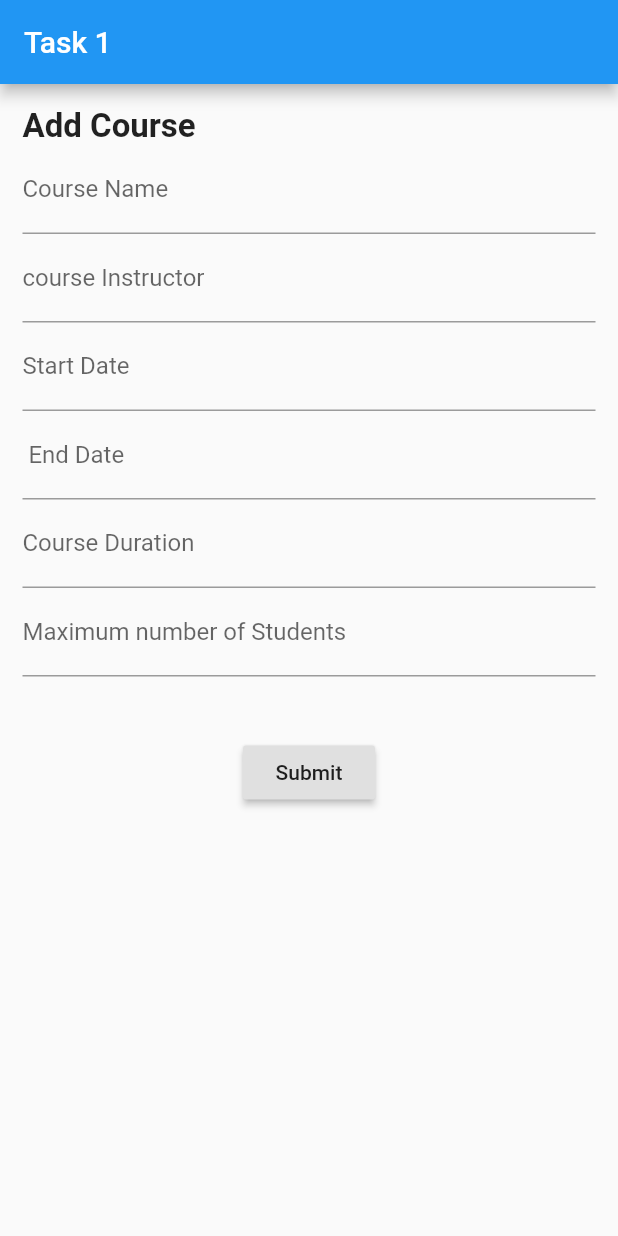
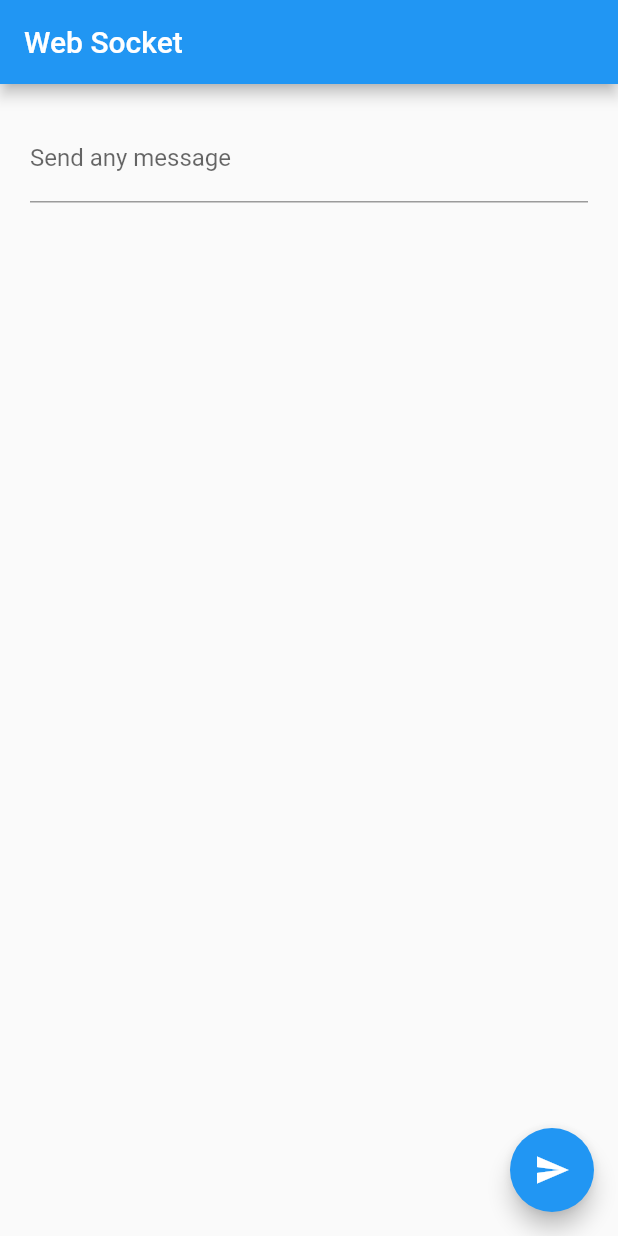
Before and after one commit to z-omar-khaleel/socket_local_notifiy, a Flutter app: the screen it shows after launch, on a phone screen of 412 x 824 dp. Run offline on Flutter 3.47's test engine with Material 2 defaults, Android fonts, the phone set to English and light mode, and no system bars; our stand-ins replace flutter_local_notifications, get; network calls fail.

Commit message:
This is socket and local notification and getx state mangment

```diff
--- a/lib/main.dart
+++ b/lib/main.dart
@@ -1,5 +1,10 @@
 import 'package:flutter/material.dart';
+import 'package:get/get.dart';
 import 'package:intl/intl.dart';
+import 'package:task1_implemention/socket.dart';
+import 'package:web_socket_channel/io.dart';
+
+import 'get.dart';
 
 void main() {
   runApp(MyApp());
@@ -8,10 +13,13 @@ void main() {
 class MyApp extends StatelessWidget {
   @override
   Widget build(BuildContext context) {
-    return MaterialApp(
+    return GetMaterialApp(
+        initialBinding: IntinalBinding(),
         debugShowCheckedModeBanner: false,
-      home: Home(),
-    );
+        home: new MyHomePage(
+          channel: new IOWebSocketChannel.connect(
+              Uri.parse('wss://jawali-api.herokuapp.com')),
+        ));
   }
 }
 
@@ -25,7 +33,25 @@ class Home extends StatelessWidget {
       appBar: AppBar(
         title: Text('Task 1'),
       ),
-        body: Padding(
+      body: OtherClass(),
+    );
+  }
+}
+
+class Universty extends StatelessWidget {
+  Universty({
+    @required this.startController,
+    @required this.endController,
+    @required this.key,
+  });
+
+  final TextEditingController startController;
+  final TextEditingController endController;
+  final GlobalKey<FormState> key;
+
+  @override
+  Widget build(BuildContext context) {
+    return Padding(
       padding: EdgeInsets.all(15),
       child: SingleChildScrollView(
         child: Column(
@@ -129,8 +155,7 @@ class Home extends StatelessWidget {
                                 labelText: 'Course Duration',
                                 hintText: 'Enter Course Duration'),
                             validator: (val) {
-                                  if (val.isEmpty)
-                                    return 'Enter Course Duration';
+                              if (val.isEmpty) return 'Enter Course Duration';
                               return null;
                             },
                             keyboardType: TextInputType.number),
@@ -154,17 +179,41 @@ class Home extends StatelessWidget {
                   // ignore: deprecated_member_use
                   RaisedButton(
                     onPressed: () {
-                          if (_key.currentState.validate()) {}
+                      if (key.currentState.validate()) {}
                     },
                     child: Text('Submit'),
                   )
                 ],
               ),
-                  key: _key,
+              key: key,
             )
           ],
         ),
       ),
-        ));
+    );
   }
 }
+
+class OtherClass extends GetView<Controller> {
+  @override
+  // TODO: implement controller
+
+  @override
+  Widget build(BuildContext context) {
+    controller.change(User('zeco', 'title'), status: RxStatus.error('Error'));
+    return Scaffold(
+      body: controller.obx(
+        (state) => Center(child: Text(state.title)),
+
+        // here you can put your custom loading indicator, but
+        // by default would be Center(child:CircularProgressIndicator())
+        onLoading: CircularProgressIndicator(),
+        onEmpty: Text('No data found'),
+
+        // here also you can set your own error widget, but by
+        // default will be an Center(child:Text(error))
+        onError: (error) => Text(error),
+      ),
+    );
+  }
+}
--- /dev/null
+++ b/lib/socket.dart
@@ -0,0 +1,134 @@
+import 'package:flutter/material.dart';
+import 'package:flutter_local_notifications/flutter_local_notifications.dart';
+import 'package:meta/meta.dart';
+import 'package:web_socket_channel/web_socket_channel.dart';
+import 'package:web_socket_channel/io.dart';
+
+class MyHomePage extends StatefulWidget {
+  final WebSocketChannel channel;
+  MyHomePage({this.channel});
+
+  @override
+  MyHomePageState createState() {
+    return new MyHomePageState();
+  }
+}
+
+class MyHomePageState extends State<MyHomePage> {
+  TextEditingController editingController = new TextEditingController();
+  int len = 0;
+  List data = [];
+  Stream stream;
+  FlutterLocalNotificationsPlugin flutterLocalNotificationsPlugin;
+  Future _showNotification(String title) async {
+    var androidPlatformChannelSpecifics = new AndroidNotificationDetails(
+        'your channel id', 'your channel name', 'your channel description',
+        importance: Importance.max, priority: Priority.high);
+    var iOSPlatformChannelSpecifics = new IOSNotificationDetails();
+    var platformChannelSpecifics = new NotificationDetails(
+        android: androidPlatformChannelSpecifics,
+        iOS: iOSPlatformChannelSpecifics);
+    await flutterLocalNotificationsPlugin.show(
+      0,
+      'New Notification',
+      '$title',
+      platformChannelSpecifics,
+      payload: 'This is notification detail Text...',
+    );
+  }
+
+  Future onSelectNotification(String payload) async {
+    //لما يضغط عليها
+    showDialog(
+      context: context,
+      builder: (_) {
+        return new AlertDialog(
+          title: Text("Your Notification Detail"),
+          content: Text("Payload : $payload"),
+        );
+      },
+    );
+  }
+
+  @override
+  void initState() {
+    // TODO: implement initState
+    super.initState();
+    var initializationSettingsAndroid =
+        new AndroidInitializationSettings('app_icon');
+    var initializationSettingsIOS = new IOSInitializationSettings();
+    var initializationSettings = new InitializationSettings(
+        android: initializationSettingsAndroid, iOS: initializationSettingsIOS);
+    flutterLocalNotificationsPlugin = new FlutterLocalNotificationsPlugin();
+    flutterLocalNotificationsPlugin.initialize(initializationSettings,
+        onSelectNotification: onSelectNotification);
+
+    stream = widget.channel.stream.asBroadcastStream();
+    stream.listen((event) {
+      print(event);
+    });
+  }
+
+  @override
+  Widget build(BuildContext context) {
+    return new Scaffold(
+      appBar: new AppBar(
+        title: new Text("Web Socket"),
+      ),
+      body: new Padding(
+        padding: const EdgeInsets.all(20.0),
+        child: new Column(
+          crossAxisAlignment: CrossAxisAlignment.start,
+          children: <Widget>[
+            new Form(
+              child: new TextFormField(
+                decoration: new InputDecoration(labelText: "Send any message"),
+                controller: editingController,
+              ),
+            ),
+            Expanded(
+              child: new StreamBuilder(
+                stream: stream,
+                builder: (context, snapshot) {
+                  if (snapshot.connectionState == ConnectionState.waiting) {
+                    return Center(
+                      child: CircularProgressIndicator(),
+                    );
+                  }
+                  if (snapshot.hasData) {
+                    data.add(snapshot.data);
+                    data = data.reversed.toList();
+                  }
+                  return ListView.builder(
+                    itemBuilder: (c, i) => Text(data[i]),
+                    itemCount: data.length,
+                  );
+                },
+              ),
+            ),
+          ],
+        ),
+      ),
+      floatingActionButton: new FloatingActionButton(
+        child: new Icon(Icons.send),
+        onPressed: _sendMyMessage,
+      ),
+    );
+  }
+
+  void _sendMyMessage() {
+    if (editingController.text.isNotEmpty) {
+      widget.channel.sink.add(editingController.text);
+      stream.listen((event) {
+        _showNotification(event.toString());
+      });
+    }
+  }
+
+  @override
+  void dispose() {
+    widget.channel.sink.close();
+
+    super.dispose();
+  }
+}
--- a/pubspec.yaml
+++ b/pubspec.yaml
@@ -27,8 +27,12 @@ dependencies:
 
   # The following adds the Cupertino Icons font to your application.
   # Use with the CupertinoIcons class for iOS style icons.
-  cupertino_icons: ^1.0.2
+  cupertino_icons: ^1.0.3
   intl: ^0.17.0
+  get: ^4.1.4
+  web_socket_channel: ^2.1.0
+  flutter_local_notifications: ^6.0.0
+
 
 dev_dependencies:
   flutter_test:
```
Also changed, not shown: lib/get.dart (added, +25 -0 lines), pubspec.lock, 1 other file. Lines whose indentation alone changed are shown as unchanged.
